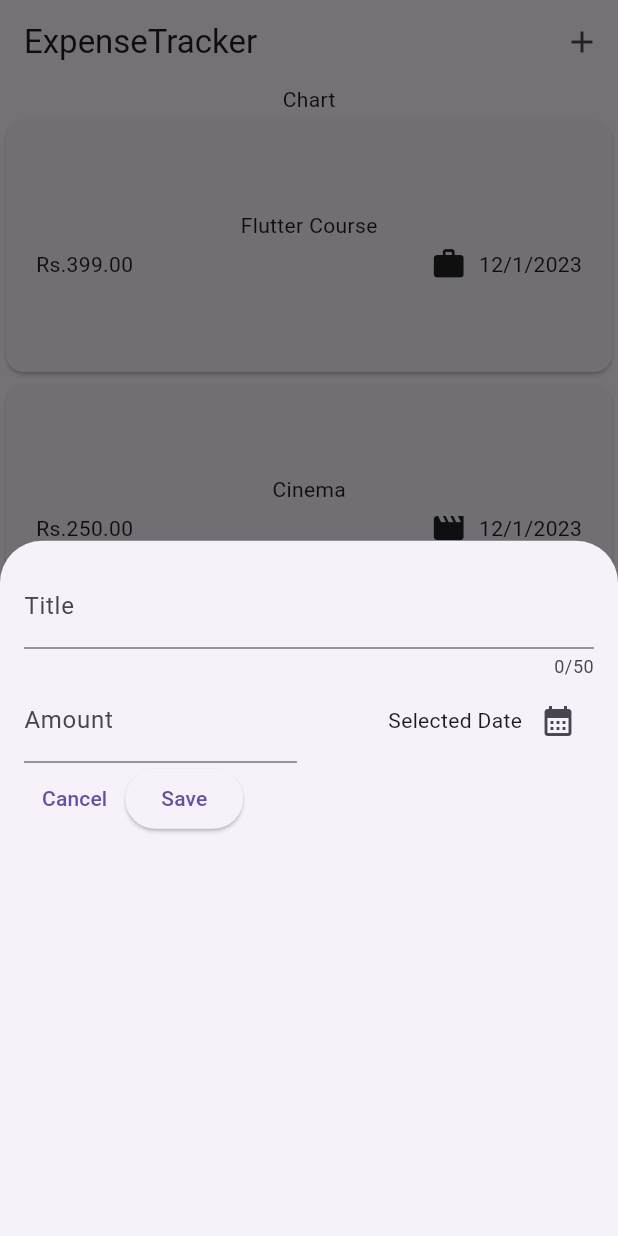
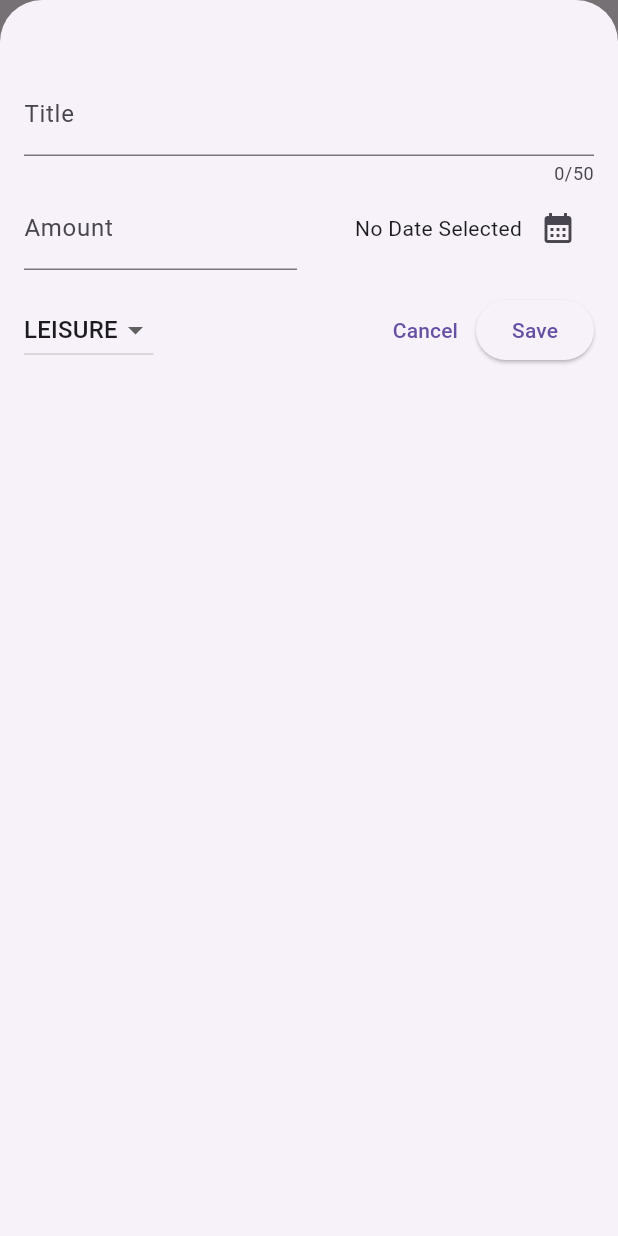
Before and after one commit to anmol420/ExpenseTrackerApp-In-Flutter, a Flutter app: the screen it shows after launch, after a tap on the "add" icon, on a phone screen of 412 x 824 dp. Run offline on Flutter 3.47's test engine with Material 3 defaults, Android fonts, the phone set to English and light mode, and no system bars.

Commit message:
Added Features

```diff
--- a/lib/widgets/expenses.dart
+++ b/lib/widgets/expenses.dart
@@ -31,13 +31,59 @@ class _ExpensesState extends State<Expenses> {
 
   void _openAddExpenseOverlay() {
     showModalBottomSheet(
+      isScrollControlled: true,
       context: context,
-      builder: (ctx) => const NewExpense(),
+      builder: (ctx) => NewExpense(
+        onAddExpense: _addExpense,
+      ),
+    );
+  }
+
+  void _addExpense(Expense expense) {
+    setState(() {
+      _registeredExpenses.add(expense);
+    });
+  }
+
+  void _removeExpense(Expense expense) {
+    final expenseIndex = _registeredExpenses.indexOf(expense);
+    setState(() {
+      _registeredExpenses.remove(expense);
+    });
+    ScaffoldMessenger.of(context).clearSnackBars();
+    ScaffoldMessenger.of(context).showSnackBar(
+      SnackBar(
+        duration: const Duration(
+          seconds: 3,
+        ),
+        content: const Text('Expense Deleted'),
+        action: SnackBarAction(
+          label: 'Undo',
+          onPressed: () {
+            setState(() {
+              _registeredExpenses.insert(expenseIndex, expense);
+            });
+          },
+        ),
+      ),
     );
   }
 
   @override
   Widget build(BuildContext context) {
+    Widget mainContent = const Center(
+      child: Text(
+        'No Expenses Found, Try Adding Some!?',
+      ),
+    );
+
+    if (_registeredExpenses.isNotEmpty) {
+      mainContent = ExpensesList(
+        expenses: _registeredExpenses,
+        onRemoveExpense: _removeExpense,
+      );
+    }
+
     return Scaffold(
       appBar: AppBar(
         title: const Text("ExpenseTracker"),
@@ -52,7 +98,7 @@ class _ExpensesState extends State<Expenses> {
         children: [
           const Text('Chart'),
           Expanded(
-            child: ExpensesList(expenses: _registeredExpenses),
+            child: mainContent,
           ),
         ],
       ),
--- a/lib/widgets/expenses_list/expenses_list.dart
+++ b/lib/widgets/expenses_list/expenses_list.dart
@@ -3,20 +3,31 @@ import 'package:flutter/material.dart';
 import 'package:expense_tracker_app/models/expense.dart';
 import 'package:expense_tracker_app/widgets/expenses_list/expense_item.dart';
 
-
 class ExpensesList extends StatelessWidget {
   const ExpensesList({
     super.key,
     required this.expenses,
+    required this.onRemoveExpense,
   });
 
   final List<Expense> expenses;
+  final void Function(Expense expense) onRemoveExpense;
 
   @override
   Widget build(BuildContext context) {
     return ListView.builder(
       itemCount: expenses.length,
-      itemBuilder: (ctx, index) => ExpenseItem(expenses[index]),
+      itemBuilder: (ctx, index) => Dismissible(
+        key: ValueKey(
+          expenses[index],
+        ),
+        onDismissed: (direction) {
+          onRemoveExpense(expenses[index]);
+        },
+        child: ExpenseItem(
+          expenses[index],
+        ),
+      ),
     );
   }
 }
--- a/lib/widgets/new_expense.dart
+++ b/lib/widgets/new_expense.dart
@@ -1,7 +1,14 @@
 import 'package:flutter/material.dart';
+import 'package:intl/intl.dart';
+
+import 'package:expense_tracker_app/models/expense.dart';
+
+final formatter = DateFormat.yMd();
 
 class NewExpense extends StatefulWidget {
-  const NewExpense({super.key});
+  const NewExpense({super.key, required this.onAddExpense});
+
+  final void Function(Expense expense) onAddExpense;
 
   @override
   State<NewExpense> createState() {
@@ -12,17 +19,57 @@ class NewExpense extends StatefulWidget {
 class _NewExpense extends State<NewExpense> {
   final _titleController = TextEditingController();
   final _amountController = TextEditingController();
+  DateTime? _selectedDate;
+  Category _selectedCategory = Category.leisure;
 
-  void _presentDatePicker() {
+  void _presentDatePicker() async {
     final now = DateTime.now();
     final firstDate = DateTime(now.year - 1, now.month, now.day);
     final lastDate = now;
-    showDatePicker(
+    final pickedDate = await showDatePicker(
       context: context,
       initialDate: now,
       firstDate: firstDate,
       lastDate: lastDate,
     );
+    setState(() {
+      _selectedDate = pickedDate;
+    });
+  }
+
+  void _sumbitExpenseData() {
+    final enteredAmount = double.tryParse(_amountController.text);
+    final amountisInvalid = enteredAmount == null || enteredAmount <= 0;
+    if (_titleController.text.trim().isEmpty ||
+        amountisInvalid ||
+        _selectedDate == null) {
+      showDialog(
+        context: context,
+        builder: (ctx) => AlertDialog(
+          title: const Text('Invalid Input'),
+          content: const Text('Please See If All The Inputs Are Valid!!'),
+          actions: [
+            TextButton(
+              onPressed: () {
+                Navigator.pop(ctx);
+              },
+              child: const Text('Ok'),
+            ),
+          ],
+        ),
+      );
+      return;
+    }
+
+    widget.onAddExpense(
+      Expense(
+        title: _titleController.text,
+        amount: enteredAmount,
+        date: _selectedDate!,
+        category: _selectedCategory,
+      ),
+    );
+    Navigator.pop(context);
   }
 
   @override
@@ -35,7 +82,7 @@ class _NewExpense extends State<NewExpense> {
   @override
   Widget build(BuildContext context) {
     return Padding(
-      padding: const EdgeInsets.all(16),
+      padding: const EdgeInsets.fromLTRB(16, 48, 16, 16),
       child: Column(
         children: [
           TextField(
@@ -65,7 +112,11 @@ class _NewExpense extends State<NewExpense> {
                   mainAxisAlignment: MainAxisAlignment.end,
                   crossAxisAlignment: CrossAxisAlignment.center,
                   children: [
-                    const Text('Selected Date'),
+                    Text(
+                      _selectedDate == null
+                          ? 'No Date Selected'
+                          : formatter.format(_selectedDate!),
+                    ),
                     IconButton(
                       onPressed: _presentDatePicker,
                       icon: const Icon(
@@ -77,8 +128,33 @@ class _NewExpense extends State<NewExpense> {
               ),
             ],
           ),
+          const SizedBox(
+            height: 16,
+          ),
           Row(
             children: [
+              DropdownButton(
+                value: _selectedCategory,
+                items: Category.values
+                    .map(
+                      (category) => DropdownMenuItem(
+                        value: category,
+                        child: Text(
+                          category.name.toUpperCase(),
+                        ),
+                      ),
+                    )
+                    .toList(),
+                onChanged: (value) {
+                  if (value == null) {
+                    return;
+                  }
+                  setState(() {
+                    _selectedCategory = value;
+                  });
+                },
+              ),
+              const Spacer(),
               TextButton(
                 onPressed: () {
                   Navigator.pop(context);
@@ -86,7 +162,7 @@ class _NewExpense extends State<NewExpense> {
                 child: const Text('Cancel'),
               ),
               ElevatedButton(
-                onPressed: () {},
+                onPressed: _sumbitExpenseData,
                 child: const Text('Save'),
               ),
             ],
```
